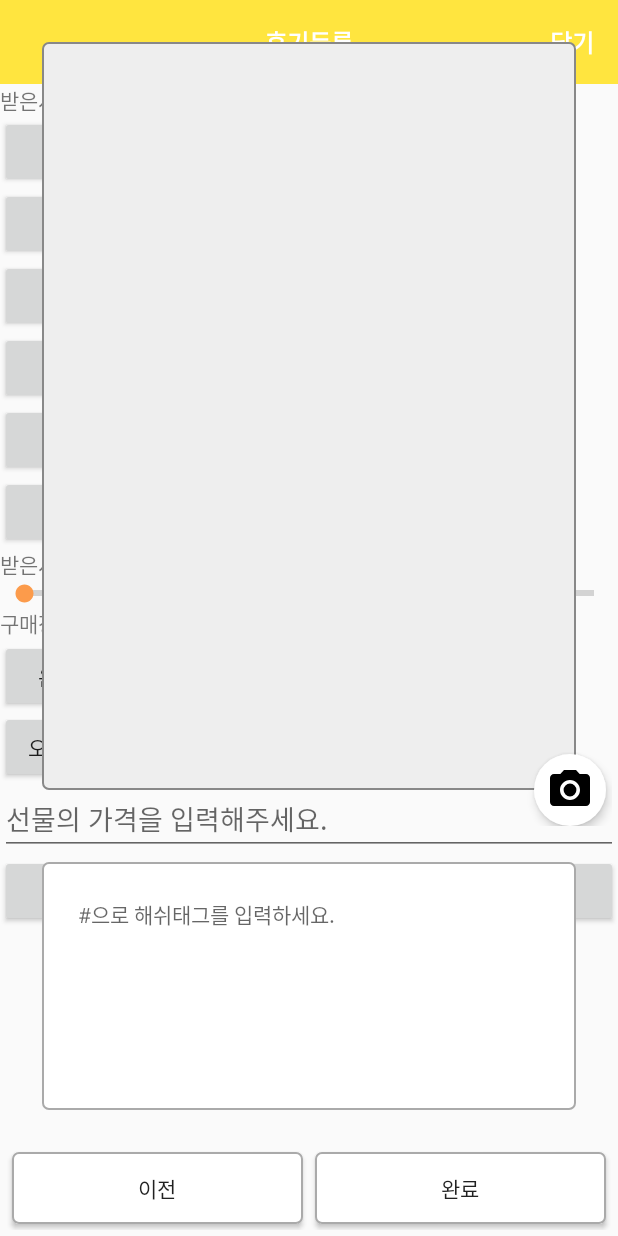
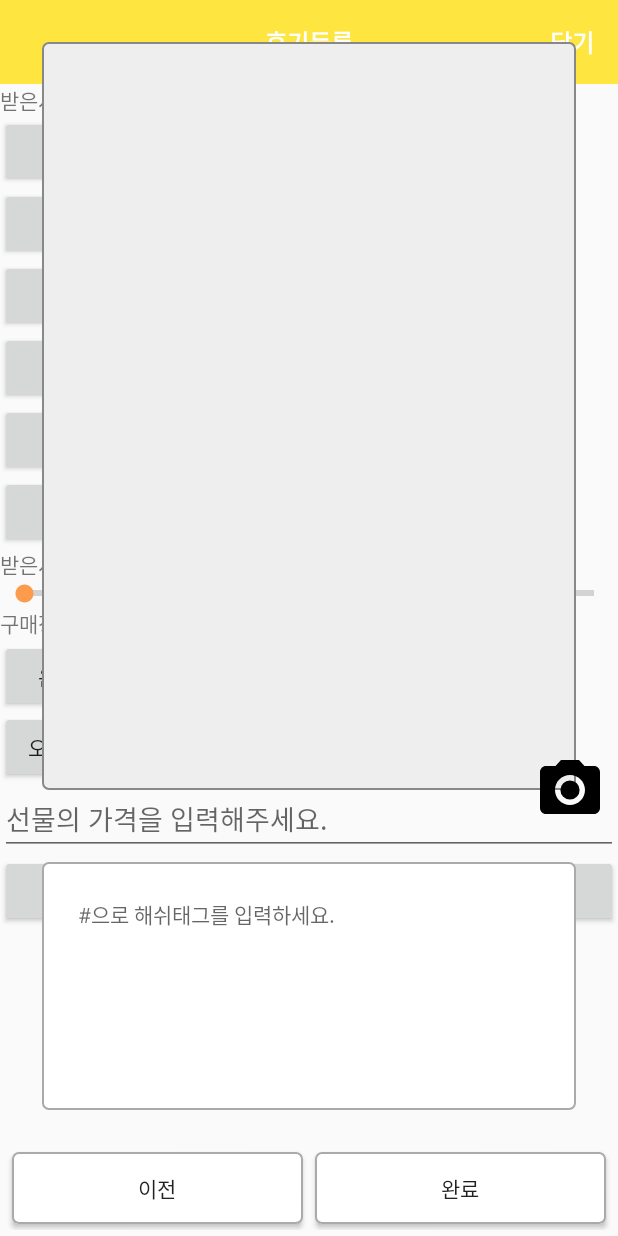
Before and after one commit to aralaa/MyType, an Android app: the fragment ReviewPhotoFragment placed in its activity, on a phone screen of 412 x 824 dp. Run offline under Robolectric (Android 15) with nearby library versions, the phone set to English and light mode, and no system bars; our stand-ins replace Firebase (no records; nobody signed in at launch, a user with empty details on screens opened directly).

Commit message:
현경 commit: 파이어베이스 사진업로드 작업까지 완료(후기등록->사진 카메라버튼 누르기)

```diff
--- a/app/build.gradle
+++ b/app/build.gradle
@@ -16,6 +16,7 @@ android {
             proguardFiles getDefaultProguardFile('proguard-android.txt'), 'proguard-rules.pro'
         }
     }
+
 }
 
 dependencies {
@@ -49,5 +50,6 @@ dependencies {
     implementation 'me.grantland:autofittextview:0.2.+'
     implementation 'net.danlew:android.joda:2.9.0'
     implementation 'com.google.code.gson:gson:2.5'
+    implementation 'com.google.firebase:firebase-storage:11.6.2'
 }
 apply plugin: 'com.google.gms.google-services'
--- a/app/src/main/AndroidManifest.xml
+++ b/app/src/main/AndroidManifest.xml
@@ -2,6 +2,7 @@
 <manifest xmlns:android="http://schemas.android.com/apk/res/android"
     package="com.example.manito15.mytype">
     <uses-permission android:name="android.permission.INTERNET"></uses-permission>
+    <uses-permission android:name="android.permission.READ_EXTERNAL_STORAGE"/>
     <!-- 권한 추가 -->
     <uses-permission android:name="android.permission.CAMERA" />
     <uses-permission android:name="android.permission.READ_PHONE_STATE" />
--- a/app/src/main/java/com/example/manito15/mytype/MainActivity.java
+++ b/app/src/main/java/com/example/manito15/mytype/MainActivity.java
@@ -65,6 +65,8 @@ public class MainActivity extends AppCompatActivity implements BottomNavigationV
         HomeFragment homeFragment = new HomeFragment();
         manager.beginTransaction().replace(R.id.content_main, homeFragment, homeFragment.getTag()).commit();
 
+
+
     }
 
     /**
--- a/app/src/main/res/layout/fragment_review_photo.xml
+++ b/app/src/main/res/layout/fragment_review_photo.xml
@@ -19,7 +19,8 @@
             android:background="@drawable/bg_round_gray"
             android:scaleType="fitCenter" />
 
-        <ImageView
+        <Button
+            android:id="@+id/btn_camera"
             android:layout_width="48dp"
             android:layout_height="48dp"
             android:layout_alignParentBottom="true"
@@ -28,11 +29,11 @@
             android:layout_marginBottom="4dp"
             android:layout_marginEnd="4dp"
             android:layout_marginRight="4dp"
-            android:background="@drawable/button_circle"
             android:elevation="4dp"
             android:padding="8dp"
             android:scaleType="fitCenter"
-            android:src="@drawable/ic_camera_black_24dp" />
+            android:background="@drawable/ic_camera_black_24dp"
+            />
     </RelativeLayout>
 
     <EditText
```
Also changed, not shown: app/src/main/java/com/example/manito15/mytype/PermissionActivity.java (+8 -2 lines), app/src/main/java/com/example/manito15/mytype/fragment/ReviewPhotoFragment.java (+76 -3 lines), 2 other files.
